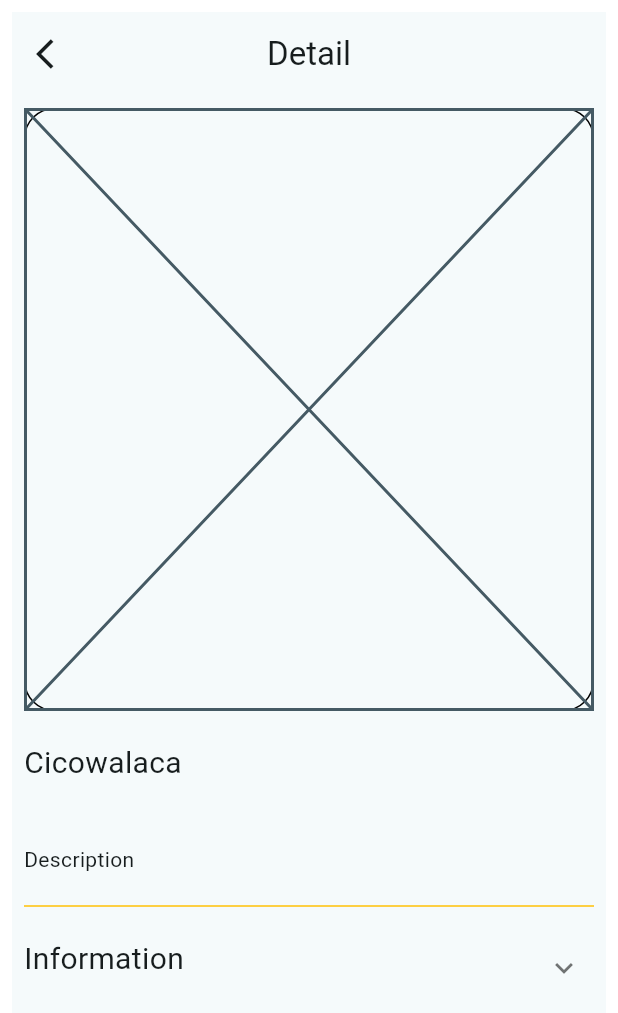
After one commit to devinmarselio/petlv, a Flutter app: the detailPostAdoptScreen screen opened directly, on a phone screen of 412 x 824 dp. The commit adds this screen. Shown: the top 1013 px of the screen. Run offline on Flutter 3.47's test engine with Material 3 defaults, Android fonts, the phone set to English and light mode, and no system bars; drawn by our look-alikes of expandable; our stand-ins replace cloud_firestore, firebase_auth, firebase_core, firebase_storage, google_sign_in, image_picker; accounts and stored records are empty.

Commit message:
menambahkan detail adopsi

```diff
--- /dev/null
+++ b/lib/screens/Adopsi/detailpost_adopsi.dart
@@ -0,0 +1,192 @@
+import 'package:expandable/expandable.dart';
+import 'package:flutter/material.dart';
+
+class detailPostAdoptScreen extends StatefulWidget {
+  const detailPostAdoptScreen({super.key});
+
+  @override
+  State<detailPostAdoptScreen> createState() => _detailPostAdoptScreenState();
+}
+
+class _detailPostAdoptScreenState extends State<detailPostAdoptScreen> {
+  @override
+  Widget build(BuildContext context) {
+    return Padding(
+      padding: const EdgeInsets.all(8.0),
+      child: Scaffold(
+        appBar: AppBar(
+          // Tombol Back
+          leading: IconButton(
+            onPressed: () {
+              Navigator.of(context).pop();
+            },
+            icon: const Icon(
+              Icons.arrow_back_ios,
+            ),
+          ),
+          centerTitle: true,
+          title: const Text(
+            'Detail',
+          ),
+        ),
+        body: SingleChildScrollView(
+          child: Padding(
+            padding: const EdgeInsets.all(8.0),
+            child: Column(
+              crossAxisAlignment: CrossAxisAlignment.start,
+              children: [
+                // Foto Peliharaan
+                Container(
+                  decoration: BoxDecoration(
+                      border: Border.all(color: Colors.black),
+                      borderRadius: BorderRadius.circular(20)),
+                  child: const Placeholder(),
+                ),
+                const SizedBox(
+                  height: 20.0,
+                ),
+                // Nama Peliharaan
+                const Text(
+                  'Cicowalaca',
+                  style: TextStyle(fontSize: 20),
+                ),
+                const SizedBox(
+                  height: 40.0,
+                ),
+                // Deskripsi Peliharaan
+                const Text('Description'),
+                const SizedBox(
+                  height: 20.0,
+                ),
+                const Divider(
+                  color: Colors.amber,
+                  height: 2.0,
+                ),
+                const SizedBox(
+                  height: 20.0,
+                ),
+                // Informasi Peliharaan
+                ExpandablePanel(
+                  header: const Text(
+                    "Information",
+                    style: TextStyle(fontSize: 20.0),
+                  ),
+                  collapsed: const Text(""),
+                  expanded: Padding(
+                    padding: EdgeInsets.all(8.0),
+                    child: Column(
+                      children: [
+                        Row(
+                          mainAxisAlignment: MainAxisAlignment.spaceEvenly,
+                          children: [
+                            Align(
+                              alignment: Alignment.centerLeft,
+                              child: Container(
+                                child: Text("Type"),
+                              ),
+                            ),
+                            Align(
+                              alignment: Alignment.centerRight,
+                              child: Container(
+                                child: Text(": Anjing"),
+                              ),
+                            ),
+                          ],
+                        ),
+                        SizedBox(
+                          height: 10.0,
+                        ),
+                        Divider(
+                          color: Colors.amber,
+                          height: 2.0,
+                        ),
+                        Row(
+                          mainAxisAlignment: MainAxisAlignment.spaceEvenly,
+                          children: [
+                            Align(
+                              alignment: Alignment.centerLeft,
+                              child: Container(
+                                child: Text("Type"),
+                              ),
+                            ),
+                            Align(
+                              alignment: Alignment.centerRight,
+                              child: Container(
+                                child: Text(": Anjing"),
+                              ),
+                            ),
+                          ],
+                        ),
+                        SizedBox(
+                          height: 10.0,
+                        ),
+                        Divider(
+                          color: Colors.amber,
+                          height: 2.0,
+                        ),
+                        Row(
+                          mainAxisAlignment: MainAxisAlignment.spaceEvenly,
+                          children: [
+                            Align(
+                              alignment: Alignment.centerLeft,
+                              child: Container(
+                                child: Text("Type"),
+                              ),
+                            ),
+                            Align(
+                              alignment: Alignment.centerRight,
+                              child: Container(
+                                child: Text(": Anjing"),
+                              ),
+                            ),
+                          ],
+                        ),
+                        SizedBox(
+                          height: 10.0,
+                        ),
+                        Divider(
+                          color: Colors.amber,
+                          height: 2.0,
+                        ),
+                        Row(
+                          mainAxisAlignment: MainAxisAlignment.spaceBetween,
+                          children: [
+                            Align(
+                              alignment: Alignment.centerLeft,
+                              child: Container(
+                                child: Text("Type "),
+                              ),
+                            ),
+                            Align(
+                              alignment: Alignment.centerRight,
+                              child: Container(
+                                child: Text(":"),
+                              ),
+                            ),
+                            Align(
+                              alignment: Alignment.centerRight,
+                              child: Container(
+                                child: Text(" Anjing"),
+                              ),
+                            ),
+                          ],
+                        ),
+                        SizedBox(
+                          height: 10.0,
+                        ),
+                        Divider(
+                          color: Colors.amber,
+                          height: 2.0,
+                        ),
+                      ],
+                    ),
+                  ),
+                )
+              ],
+            ),
+          ),
+        ),
+      ),
+    );
+  }
+}
--- a/lib/screens/home_screen.dart
+++ b/lib/screens/home_screen.dart
@@ -4,6 +4,7 @@ import 'package:flutter/material.dart';
 import 'package:firebase_auth/firebase_auth.dart';
 import 'package:flutter/widgets.dart';
 import 'package:petlv/screens/Adopsi/addpost_adopsi.dart';
+import 'package:petlv/screens/Adopsi/detailpost_adopsi.dart';
 import 'package:petlv/screens/sign_in_screen.dart';
 
 class HomeScreen extends StatefulWidget {
@@ -130,6 +131,13 @@ class _HomeScreenState extends State<HomeScreen> {
                       Map thisItem = items[index];
                       return Padding(
                         padding: const EdgeInsets.all(8.0),
+                        child: GestureDetector(
+                          onTap: () async =>
+                              Navigator.of(context).push(
+                            MaterialPageRoute(
+                                builder: (context) =>
+                                    detailPostAdoptScreen()), // ProfilScreen
+                          ),
                           child: Card(
                             child: Column(
                               children: [
@@ -164,6 +172,7 @@ class _HomeScreenState extends State<HomeScreen> {
                                   ],
                                 ),
                               ],
+                            ),
                           ),
                         ),
                       );
--- a/pubspec.yaml
+++ b/pubspec.yaml
@@ -42,7 +42,7 @@ dependencies:
   firebase_storage: ^11.7.6
   cloud_firestore: ^4.17.4
   firebase_app_check: ^0.2.2+6
-
+  expandable: ^5.0.1
 
 dev_dependencies:
   flutter_test:
```
Also changed, not shown: pubspec.lock. Lines whose indentation alone changed are shown as unchanged.
